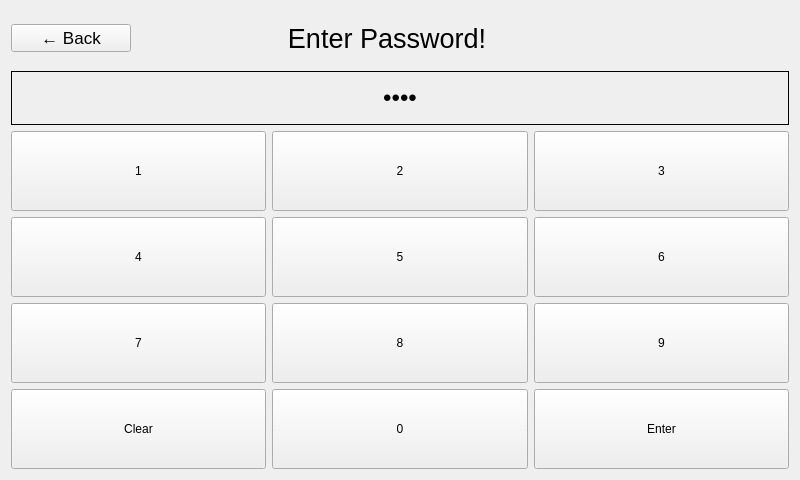
First picture: the form in AuthPage.ui, repository jplarose/PiChores, before the edit.
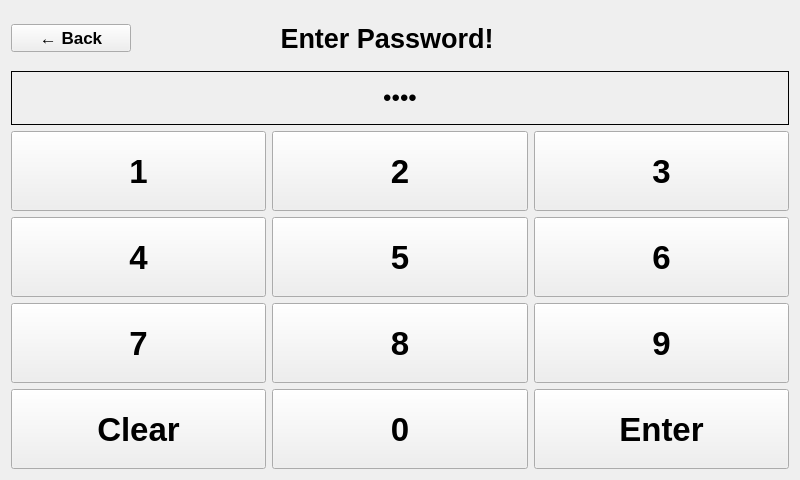
Second picture: the form after the edit.

Commit message: Some UI cleanup and DB call fixes

Diff of the .ui file:
```diff
--- a/AuthPage.ui
+++ b/AuthPage.ui
@@ -33,6 +33,7 @@
        <property name="font">
         <font>
          <pointsize>13</pointsize>
+         <bold>true</bold>
         </font>
        </property>
        <property name="layoutDirection">
@@ -82,6 +83,7 @@
        <property name="font">
         <font>
          <pointsize>20</pointsize>
+         <bold>true</bold>
         </font>
        </property>
        <property name="text">
@@ -94,7 +96,7 @@
         <number>0</number>
        </property>
        <property name="indent">
-        <number>-1</number>
+        <number>1</number>
        </property>
       </widget>
      </item>
@@ -148,6 +150,12 @@
          <height>80</height>
         </size>
        </property>
+       <property name="font">
+        <font>
+         <pointsize>25</pointsize>
+         <bold>true</bold>
+        </font>
+       </property>
        <property name="text">
         <string>1</string>
        </property>
@@ -167,6 +175,12 @@
          <height>80</height>
         </size>
        </property>
+       <property name="font">
+        <font>
+         <pointsize>25</pointsize>
+         <bold>true</bold>
+        </font>
+       </property>
        <property name="text">
         <string>2</string>
        </property>
@@ -186,6 +200,12 @@
          <height>80</height>
         </size>
        </property>
+       <property name="font">
+        <font>
+         <pointsize>25</pointsize>
+         <bold>true</bold>
+        </font>
+       </property>
        <property name="text">
         <string>3</string>
        </property>
@@ -199,6 +219,12 @@
          <height>80</height>
         </size>
        </property>
+       <property name="font">
+        <font>
+         <pointsize>25</pointsize>
+         <bold>true</bold>
+        </font>
+       </property>
        <property name="text">
         <string>4</string>
        </property>
@@ -212,6 +238,12 @@
          <height>80</height>
         </size>
        </property>
+       <property name="font">
+        <font>
+         <pointsize>25</pointsize>
+         <bold>true</bold>
+        </font>
+       </property>
        <property name="text">
         <string>5</string>
        </property>
@@ -231,6 +263,12 @@
          <height>80</height>
         </size>
        </property>
+       <property name="font">
+        <font>
+         <pointsize>25</pointsize>
+         <bold>true</bold>
+        </font>
+       </property>
        <property name="text">
         <string>6</string>
        </property>
@@ -244,6 +282,12 @@
          <height>80</height>
         </size>
        </property>
+       <property name="font">
+        <font>
+         <pointsize>25</pointsize>
+         <bold>true</bold>
+        </font>
+       </property>
        <property name="text">
         <string>7</string>
        </property>
@@ -257,6 +301,12 @@
          <height>80</height>
         </size>
        </property>
+       <property name="font">
+        <font>
+         <pointsize>25</pointsize>
+         <bold>true</bold>
+        </font>
+       </property>
        <property name="text">
         <string>8</string>
        </property>
@@ -276,6 +326,12 @@
          <height>80</height>
         </size>
        </property>
+       <property name="font">
+        <font>
+         <pointsize>25</pointsize>
+         <bold>true</bold>
+        </font>
+       </property>
        <property name="text">
         <string>9</string>
        </property>
@@ -289,6 +345,12 @@
          <height>80</height>
         </size>
        </property>
+       <property name="font">
+        <font>
+         <pointsize>25</pointsize>
+         <bold>true</bold>
+        </font>
+       </property>
        <property name="text">
         <string>Clear</string>
        </property>
@@ -302,6 +364,12 @@
          <height>80</height>
         </size>
        </property>
+       <property name="font">
+        <font>
+         <pointsize>25</pointsize>
+         <bold>true</bold>
+        </font>
+       </property>
        <property name="text">
         <string>0</string>
        </property>
@@ -321,6 +389,12 @@
          <height>80</height>
         </size>
        </property>
+       <property name="font">
+        <font>
+         <pointsize>25</pointsize>
+         <bold>true</bold>
+        </font>
+       </property>
        <property name="text">
         <string>Enter</string>
        </property>
```
The commit also changes 7 other files.
